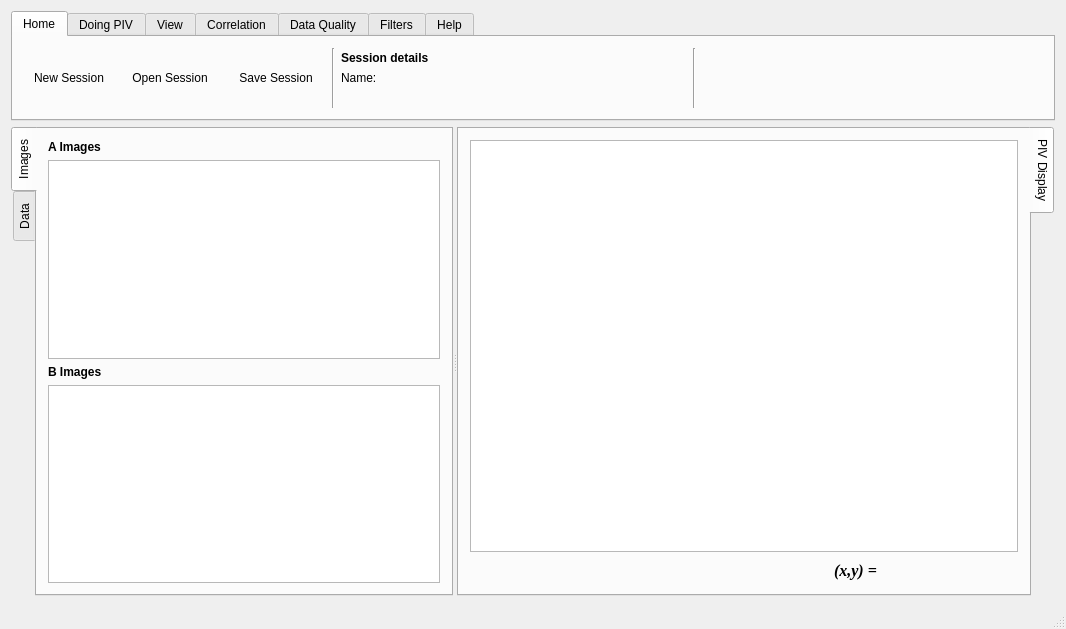
First picture: the form in ui/mainwindow.ui, repository OpenPIV/openpiv-c--qt, before the edit.
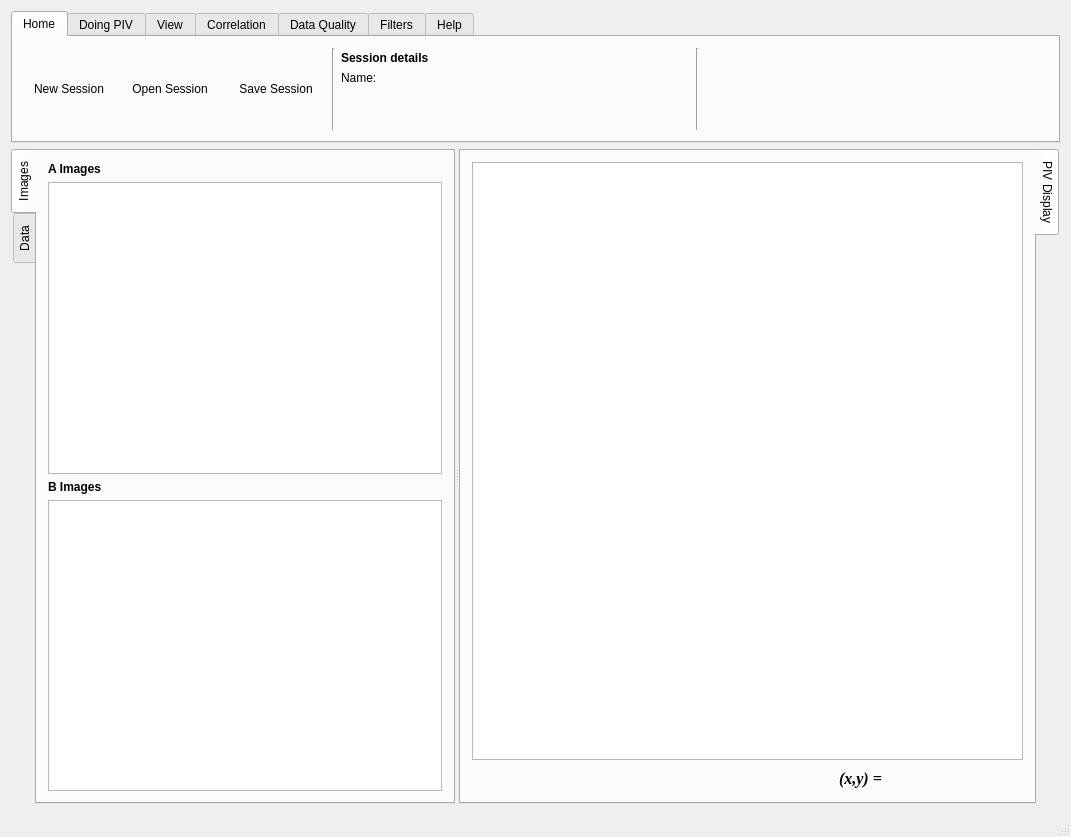
Second picture: the form after the edit. The open tabs and pages were chosen to show the change. Icons and pictures are not drawn. Custom widgets are drawn as their Qt base class.

Commit message: fix layout to avoid clipping widgets

The edit to the form file:
```diff
--- a/ui/mainwindow.ui
+++ b/ui/mainwindow.ui
@@ -6,8 +6,8 @@
    <rect>
     <x>0</x>
     <y>0</y>
-    <width>1066</width>
-    <height>629</height>
+    <width>1071</width>
+    <height>837</height>
    </rect>
   </property>
   <property name="sizePolicy">
@@ -28,7 +28,7 @@
     <item>
      <widget class="QTabWidget" name="menuTab">
       <property name="sizePolicy">
-       <sizepolicy hsizetype="Expanding" vsizetype="Fixed">
+       <sizepolicy hsizetype="Expanding" vsizetype="Minimum">
         <horstretch>0</horstretch>
         <verstretch>0</verstretch>
        </sizepolicy>
@@ -36,13 +36,13 @@
       <property name="minimumSize">
        <size>
         <width>0</width>
-        <height>110</height>
+        <height>0</height>
        </size>
       </property>
       <property name="maximumSize">
        <size>
         <width>16777215</width>
-        <height>110</height>
+        <height>16777215</height>
        </size>
       </property>
       <property name="tabPosition">
@@ -289,7 +289,7 @@
           <property name="sizeHint" stdset="0">
            <size>
             <width>20</width>
-            <height>16</height>
+            <height>0</height>
            </size>
           </property>
          </spacer>
@@ -2560,6 +2560,12 @@
     </item>
     <item>
      <widget class="QSplitter" name="splitter">
+      <property name="sizePolicy">
+       <sizepolicy hsizetype="Expanding" vsizetype="Expanding">
+        <horstretch>0</horstretch>
+        <verstretch>0</verstretch>
+       </sizepolicy>
+      </property>
       <property name="orientation">
        <enum>Qt::Horizontal</enum>
       </property>
```
Left out of the diff: 62 changed lines with no effect on the pictures.
